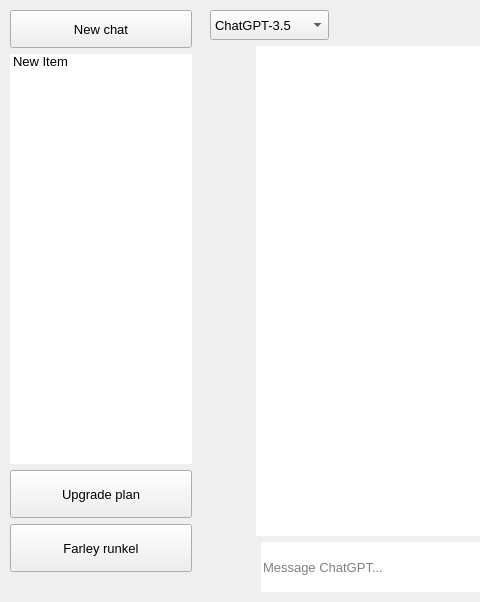
The window that mainwindow.ui (farleyrunkel/qollama) describes before a commit, drawn with Qt 5; both pictures show x 0 to 480 and y 0 to 602 of the 944 by 602 pixel window.
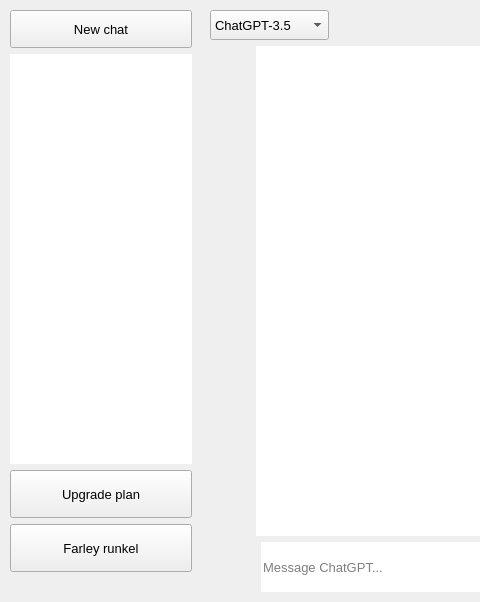
The same window after the commit. Icons and pictures are not drawn. Custom widgets are drawn as their Qt base class.

Patch:
```diff
--- a/mainwindow.ui
+++ b/mainwindow.ui
@@ -231,11 +231,6 @@
              <property name="textElideMode">
               <enum>Qt::ElideLeft</enum>
              </property>
-             <item>
-              <property name="text">
-               <string>New Item</string>
-              </property>
-             </item>
             </widget>
            </item>
            <item>
```
